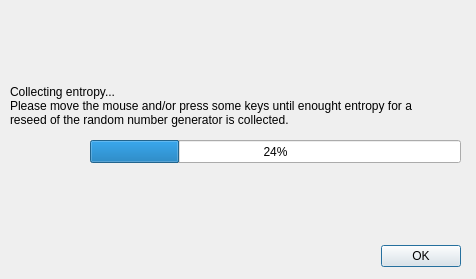
First picture: the form in src/forms/CollectEntropyDlg.ui, repository thooge/keepassx1, before the edit.
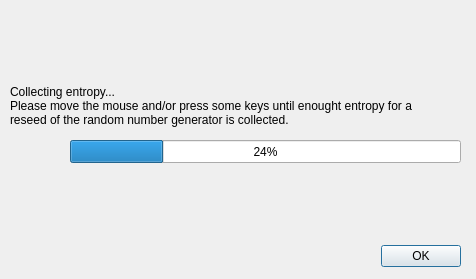
Second picture: the form after the edit. Custom widgets are drawn as their Qt base class.

Commit message: Replaced 'ShowToolbarAction' with the predefined toggleViewAction(), some work on the entropy collection dialog.

Patch:
```diff
--- a/src/forms/CollectEntropyDlg.ui
+++ b/src/forms/CollectEntropyDlg.ui
@@ -35,9 +35,9 @@
   <widget class="QProgressBar" name="progressBar" >
    <property name="geometry" >
     <rect>
-     <x>90</x>
+     <x>70</x>
      <y>140</y>
-     <width>371</width>
+     <width>391</width>
      <height>23</height>
     </rect>
    </property>
@@ -67,10 +67,10 @@
   <widget class="WaitAnimationWidget" native="1" name="Animation" >
    <property name="geometry" >
     <rect>
-     <x>10</x>
-     <y>140</y>
-     <width>61</width>
-     <height>51</height>
+     <x>420</x>
+     <y>10</y>
+     <width>41</width>
+     <height>41</height>
     </rect>
    </property>
   </widget>
```
The commit also changes 4 other files.
